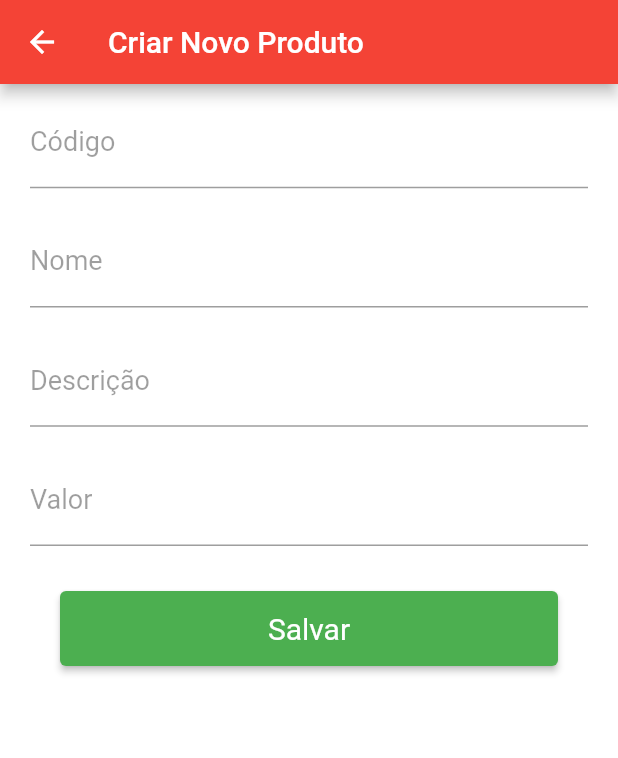
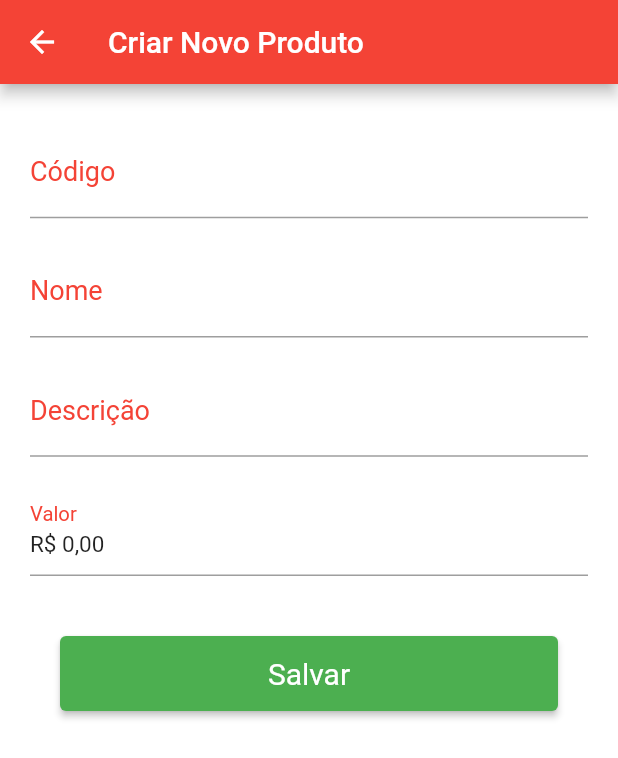
Before and after one commit to Jonathan-Mendes/Flutter_App_AWS, a Flutter app: the screen it shows after launch, after a tap on the "close" icon, after a tap on the "add" icon, on a phone screen of 412 x 824 dp. Shown: the top 758 px of the screen. Run offline on Flutter 3.47's test engine with Material 2 defaults, Android fonts, the phone set to English and light mode, and no system bars; our stand-ins replace flutter_masked_text2, flutter_money_formatter; network calls fail.

Commit message:
Improvements home page and create product

```diff
--- a/aws_project/lib/models/productModel.dart
+++ b/aws_project/lib/models/productModel.dart
@@ -1,5 +1,5 @@
 class ProductModel {
-  final int id;
+  final String id;
   final String nome;
   final String descricao;
   final double preco;
--- a/aws_project/lib/utils/formatUtil.dart
+++ b/aws_project/lib/utils/formatUtil.dart
@@ -15,4 +15,10 @@ class FormatUtil {
 
     return moneyFormatterOutput.symbolOnLeft;
   }
+
+  double formatCurency(String currency) {
+    currency = currency.replaceAll(RegExp(r'[R$ ]'), '');
+    currency = currency.replaceAll(RegExp(r'[,]'), '.');
+    return double.parse(currency);
+  }
 }
--- a/aws_project/lib/views/createProductPage.dart
+++ b/aws_project/lib/views/createProductPage.dart
@@ -1,7 +1,9 @@
 import 'dart:convert';
-import 'package:aws_project/views/homePage.dart';
 import 'package:flutter/material.dart';
 import 'package:http/http.dart' as http;
+import 'package:aws_project/views/homePage.dart';
+import 'package:aws_project/utils/formatUtil.dart';
+import 'package:flutter_masked_text2/flutter_masked_text2.dart';
 import 'package:aws_project/models/productModel.dart';
 
 class CreateProductPage extends StatefulWidget {
@@ -18,7 +20,7 @@ class _CreateProductPageState extends State<CreateProductPage> {
   final TextEditingController _codProd = new TextEditingController();
   final TextEditingController _nameProd = new TextEditingController();
   final TextEditingController _descProd = new TextEditingController();
-  final TextEditingController _valueProd = new TextEditingController();
+  final _valueProd = new MoneyMaskedTextController(leftSymbol: 'R\$ ');
 
   // Methods
   Future _post(ProductModel product) async {
@@ -48,8 +50,12 @@ class _CreateProductPageState extends State<CreateProductPage> {
   }
 
   void _save() async {
-    ProductModel product = new ProductModel(int.parse(_codProd.text),
-        _nameProd.text, _descProd.text, double.parse(_valueProd.text));
+    FormatUtil formatUtil = new FormatUtil();
+
+    double _valueProdFormated = formatUtil.formatCurency(_valueProd.text);
+
+    ProductModel product = new ProductModel(
+        _codProd.text, _nameProd.text, _descProd.text, _valueProdFormated);
 
     _post(product);
   }
@@ -62,6 +68,7 @@ class _CreateProductPageState extends State<CreateProductPage> {
 
   Widget _createProductConstruct() {
     return Scaffold(
+        resizeToAvoidBottomInset: false,
         appBar: AppBar(
           title: Text('Criar Novo Produto'),
         ),
@@ -69,68 +76,75 @@ class _CreateProductPageState extends State<CreateProductPage> {
   }
 
   Widget _formConstruct() {
-    return Form(
+    return Padding(
+      padding: const EdgeInsets.symmetric(vertical: 20),
+      child: Form(
         child: Column(
           crossAxisAlignment: CrossAxisAlignment.center,
           children: <Widget>[
             Padding(
-              padding: const EdgeInsets.symmetric(horizontal: 20, vertical: 10),
+                padding:
+                    const EdgeInsets.symmetric(horizontal: 20, vertical: 10),
                 child: TextFormField(
                   controller: _codProd,
                   keyboardType: TextInputType.text,
                   decoration: InputDecoration(
                     labelText: 'Código',
                     labelStyle: TextStyle(
-                    color: Colors.black38,
+                      color: Colors.red,
+                      fontSize: 18,
+                    ),
+                  ),
+                  style: TextStyle(fontSize: 15),
+                  textCapitalization: TextCapitalization.characters,
+                )),
+            Padding(
+                padding:
+                    const EdgeInsets.symmetric(horizontal: 20, vertical: 10),
+                child: TextFormField(
+                    controller: _nameProd,
+                    keyboardType: TextInputType.text,
+                    decoration: InputDecoration(
+                      labelText: 'Nome',
+                      labelStyle: TextStyle(
+                        color: Colors.red,
+                        fontSize: 18,
+                      ),
+                    ),
+                    style: TextStyle(fontSize: 15),
+                    textCapitalization: TextCapitalization.sentences)),
+            Padding(
+                padding:
+                    const EdgeInsets.symmetric(horizontal: 20, vertical: 10),
+                child: TextFormField(
+                    controller: _descProd,
+                    keyboardType: TextInputType.text,
+                    decoration: InputDecoration(
+                      labelText: 'Descrição',
+                      labelStyle: TextStyle(
+                        color: Colors.red,
+                        fontSize: 18,
+                      ),
+                    ),
+                    style: TextStyle(fontSize: 15),
+                    textCapitalization: TextCapitalization.sentences)),
+            Padding(
+                padding:
+                    const EdgeInsets.symmetric(horizontal: 20, vertical: 10),
+                child: TextFormField(
+                  controller: _valueProd,
+                  keyboardType: TextInputType.number,
+                  decoration: InputDecoration(
+                    labelText: 'Valor',
+                    labelStyle: TextStyle(
+                      color: Colors.red,
                       fontSize: 18,
                     ),
                   ),
                   style: TextStyle(fontSize: 15),
                 )),
             Padding(
-              padding: const EdgeInsets.symmetric(horizontal: 20, vertical: 10),
-              child: TextFormField(
-                controller: _nameProd,
-                keyboardType: TextInputType.text,
-                decoration: InputDecoration(
-                  labelText: 'Nome',
-                  labelStyle: TextStyle(
-                    color: Colors.black38,
-                    fontSize: 18,
-                  ),
-                ),
-                style: TextStyle(fontSize: 15),
-              )),
-          Padding(
-              padding: const EdgeInsets.symmetric(horizontal: 20, vertical: 10),
-              child: TextFormField(
-                controller: _descProd,
-                keyboardType: TextInputType.text,
-                decoration: InputDecoration(
-                  labelText: 'Descrição',
-                  labelStyle: TextStyle(
-                    color: Colors.black38,
-                    fontSize: 18,
-                  ),
-                ),
-                style: TextStyle(fontSize: 15),
-              )),
-          Padding(
-              padding: const EdgeInsets.symmetric(horizontal: 20, vertical: 10),
-              child: TextFormField(
-                controller: _valueProd,
-                keyboardType: TextInputType.number,
-                decoration: InputDecoration(
-                  labelText: 'Valor',
-                  labelStyle: TextStyle(
-                    color: Colors.black38,
-                    fontSize: 18,
-                  ),
-                ),
-                style: TextStyle(fontSize: 15),
-              )),
-          Padding(
-              padding: const EdgeInsets.symmetric(vertical: 20),
+                padding: const EdgeInsets.symmetric(vertical: 30),
                 child: Container(
                   height: 50,
                   padding: EdgeInsets.symmetric(horizontal: 40),
@@ -150,6 +164,7 @@ class _CreateProductPageState extends State<CreateProductPage> {
                 )),
           ],
         ),
+      ),
     );
   }
 }
--- a/aws_project/lib/views/homePage.dart
+++ b/aws_project/lib/views/homePage.dart
@@ -121,10 +121,8 @@ class _HomePageState extends State<HomePage> {
   }
 
   Future<List> _listProducts() async {
-    // var _url = Uri.parse(
-    //     'https://2zdjuu605f.execute-api.us-east-1.amazonaws.com/prod/products');
-
-    var _url = Uri.parse('https://2zdjuu605f');
+    var _url = Uri.parse(
+        'https://2zdjuu605f.execute-api.us-east-1.amazonaws.com/prod/products');
 
     var response = await http.get(_url);
 
@@ -160,7 +158,7 @@ class _HomePageState extends State<HomePage> {
             ),
           ),
           ActionButton(
-            // onPressed: () => _createProduct(),
+            onPressed: () => _listProductsConstruct(),
             icon: const Icon(
               Icons.sync_sharp,
               color: Colors.white,
--- a/aws_project/pubspec.yaml
+++ b/aws_project/pubspec.yaml
@@ -30,6 +30,7 @@ dependencies:
   cupertino_icons: ^1.0.2
   http: ^0.13.3
   flutter_money_formatter: ^0.8.3
+  flutter_masked_text2: ^0.9.1
 
 dev_dependencies:
   flutter_test:
```
Also changed, not shown: aws_project/pubspec.lock. Lines whose indentation alone changed are shown as unchanged.
